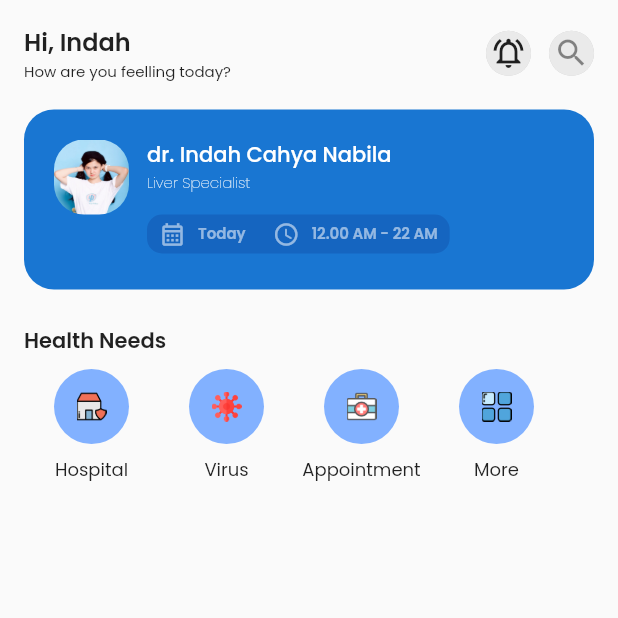
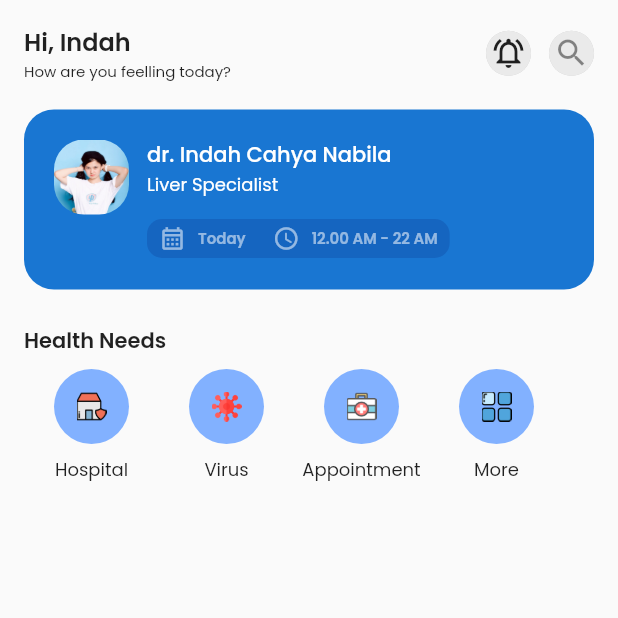
Before and after one commit to Zodyarifiansyah01/FlutterHealthApp, a Flutter app: the screen it shows after launch, on a phone screen of 412 x 824 dp, the top half of it. Run offline on Flutter 3.47's test engine with Material 2 defaults, Android fonts, the phone set to English and light mode, and no system bars; our stand-ins replace google_fonts.

Commit message:
first commit

```diff
--- a/lib/Pages/HealthNeeds.dart
+++ b/lib/Pages/HealthNeeds.dart
@@ -1,77 +1,53 @@
-// import 'package:flutter/material.dart';
-// import 'package:google_fonts/google_fonts.dart';
-// import 'package:healthapp/Pages/myData.dart';
+import 'package:flutter/material.dart';
+import 'package:healthapp/Pages/myData.dart';
+import 'package:google_fonts/google_fonts.dart';
 
-// class HealthNeeds extends StatelessWidget {
-//   const HealthNeeds({Key? key}) : super(key: key);
+class HealthNeeds extends StatelessWidget {
+  const HealthNeeds({
+    super.key,
+  });
 
-//   @override
-//   Widget build(BuildContext context) {
-//     return Container(
-//       child: ListView.builder(
-//         itemCount: customicons.length,
-//         itemBuilder: (BuildContext context, int index) {
-//           return Column(
-//             children: [
-//               Container(
-//                 width: 60,
-//                 height: 60,
-//                 padding: const EdgeInsets.all(15),
-//                 decoration: BoxDecoration(
-//                   color: Theme.of(context)
-//                       .colorScheme
-//                       .primaryContainer
-//                       .withOpacity(0.4),
-//                   shape: BoxShape.circle,
-//                 ),
-//                 child: Image.asset(
-//                   customicons[index].image,
-//                 ),
-//               ),
-//               const SizedBox(height: 6),
-//               Text(customicons[index].title)
-//             ],
-//           );
-//         },
-//       ),
-//     );
-//   }
-// }
-
-
-
-
-
-// class HealthNeeds extends StatelessWidget {
-//   const HealthNeeds({Key? key}) : super(key: key);
-
-//   @override
-//   Widget build(BuildContext context) {
-//     return Row(
-//       mainAxisAlignment: MainAxisAlignment.spaceBetween,
-//       children: List.generate(customicons.length, (index) {
-//         return Column(
-//           children: [
-//             Container(
-//               width: 60,
-//               height: 60,
-//               padding: const EdgeInsets.all(15),
-//               decoration: BoxDecoration(
-//                 color: Theme.of(context)
-//                     .colorScheme
-//                     .primaryContainer
-//                     .withOpacity(0.4),
-//                 shape: BoxShape.circle,
-//               ),
-//               child: Image.asset(
-//                 customicons[index].image,
-//               ),
-//             ),
-//             const SizedBox(height: 6),
-//             Text(customicons[index].title)
-//           ],
-//         );
-//       }),
-//     );
-//   }
-// }
+  @override
+  Widget build(BuildContext context) {
+    return SizedBox(
+      height: 80,
+      child: ListView.builder(
+        physics: BouncingScrollPhysics(),
+        itemCount: customicons.length,
+        scrollDirection: Axis.horizontal,
+        itemBuilder: (BuildContext context, int index) {
+          return Column(
+            children: [
+              Row(
+                children: [
+                  Container(
+                    width: 50,
+                    height: 50,
+                    margin: EdgeInsets.symmetric(horizontal: 20),
+                    decoration: BoxDecoration(
+                      borderRadius: BorderRadius.circular(25),
+                      color: Colors.blueAccent[100],
+                    ),
+                    child: Center(
+                      child: Image.asset(
+                        customicons[index]['image'],
+                        width: 20,
+                      ),
+                    ),
+                  ),
+                ],
+              ),
+              const SizedBox(
+                height: 8.0,
+              ),
+              Text(
+                customicons[index]['title'],
+                style: GoogleFonts.poppins(fontSize: 12),
+              ),
+            ],
+          );
+        },
+      ),
+    );
+  }
+}
--- a/lib/Pages/HomePage.dart
+++ b/lib/Pages/HomePage.dart
@@ -118,8 +118,8 @@ class HomePage extends StatelessWidget {
                                 Text(
                                   'Liver Specialist',
                                   style: GoogleFonts.poppins(
-                                      fontWeight: FontWeight.w200,
-                                      fontSize: 10,
+                                      fontWeight: FontWeight.w400,
+                                      fontSize: 12,
                                       color: Colors.white),
                                 ),
                                 const SizedBox(
@@ -187,46 +187,7 @@ class HomePage extends StatelessWidget {
                 const SizedBox(
                   height: 8.0,
                 ),
-                SizedBox(
-                  height: 80,
-                  child: ListView.builder(
-                    physics: BouncingScrollPhysics(),
-                    itemCount: customicons.length,
-                    scrollDirection: Axis.horizontal,
-                    itemBuilder: (BuildContext context, int index) {
-                      return Column(
-                        children: [
-                          Row(
-                            children: [
-                              Container(
-                                width: 50,
-                                height: 50,
-                                margin: EdgeInsets.symmetric(horizontal: 20),
-                                decoration: BoxDecoration(
-                                  borderRadius: BorderRadius.circular(25),
-                                  color: Colors.blueAccent[100],
-                                ),
-                                child: Center(
-                                  child: Image.asset(
-                                    customicons[index]['image'],
-                                    width: 20,
-                                  ),
-                                ),
-                              ),
-                            ],
-                          ),
-                          const SizedBox(
-                            height: 8.0,
-                          ),
-                          Text(
-                            customicons[index]['title'],
-                            style: GoogleFonts.poppins(fontSize: 12),
-                          ),
-                        ],
-                      );
-                    },
-                  ),
-                ),
+                HealthNeeds(),
               ],
             ),
           ),
--- a/lib/Pages/myData.dart
+++ b/lib/Pages/myData.dart
@@ -1,40 +1,6 @@
-// List<Map<String, dynamic>> myData = [
-//   {'title': 'Hospital', 'image': 'assets/hospital.png'},
-//   {'title': 'Virus', 'image': 'assets/virus.png'},
-//   {'title': 'Appointment', 'image': 'assets/appointment.png'},
-//   {'title': 'More', 'image': 'assets/more.png'},
-// ];
-
-// class CustomIcons {
-//   final String title;
-//   final String image;
-//   CustomIcons({
-//     required this.title,
-//     required this.image,
-//   });
-// }
-
-// List<CustomIcons> customicons = [
-//   CustomIcons(title: "Appointment", image: 'assets/appointment.png'),
-//   CustomIcons(title: "Hospital", image: 'assets/hospital.png'),
-//   CustomIcons(title: "Covid-19", image: 'assets/virus.png'),
-//   CustomIcons(title: "More", image: 'assets/more.png'),
-// ];
-
-// int selectedCategoryIndex = 0;
-// updateIndex(int newIndex) {
-//   selectedCategoryIndex = newIndex;
-//   setState(() {});
-// }
-
-import 'package:flutter/material.dart';
-
-var scaffoldkey = GlobalKey<ScaffoldState>;
-
 List<Map<String, dynamic>> customicons = [
   {'title': 'Hospital', 'image': 'assets/hospital.png'},
   {'title': 'Virus', 'image': 'assets/virus.png'},
   {'title': 'Appointment', 'image': 'assets/appointment.png'},
   {'title': 'More', 'image': 'assets/more.png'},
-  {'title': 'More', 'image': 'assets/more.png'},
 ];
```
